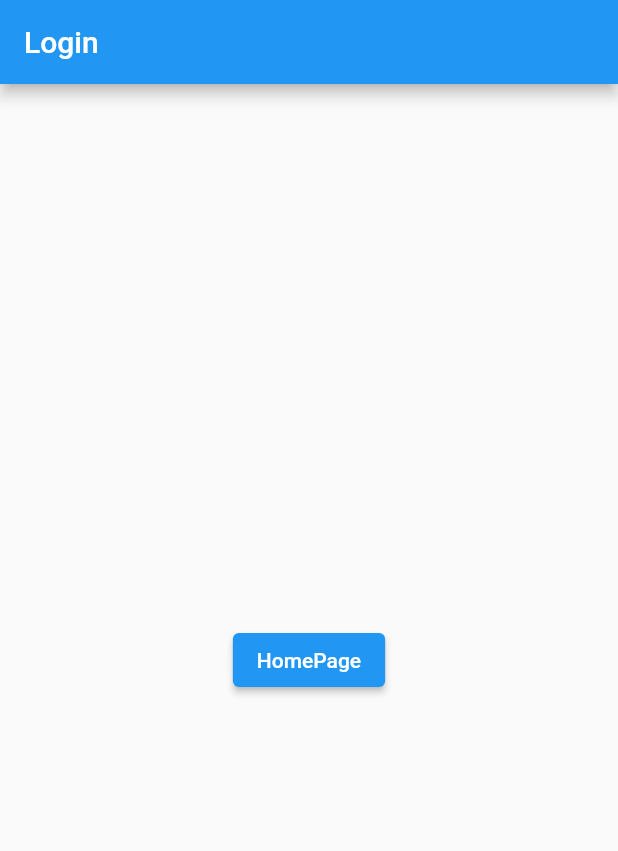
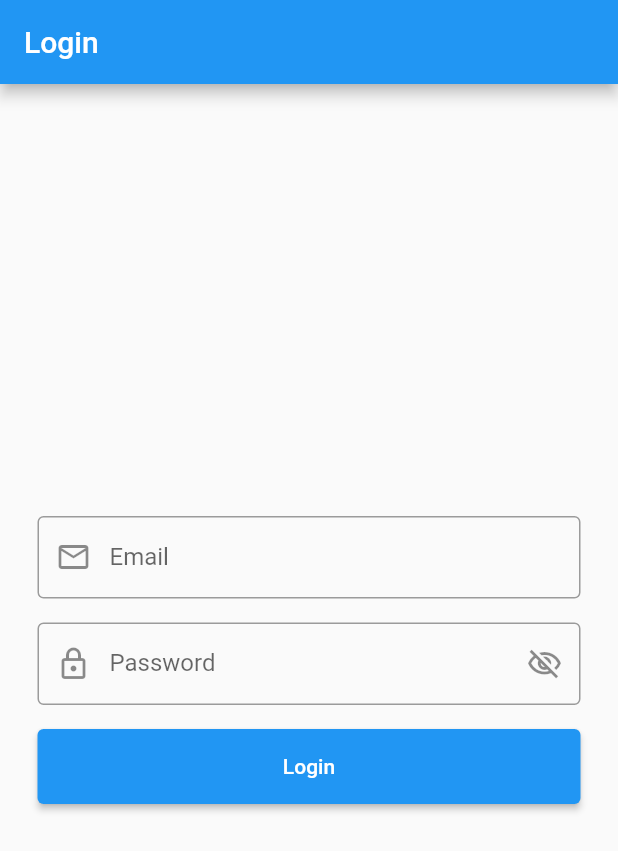
Before and after one commit to hafizflow/mvvm, a Flutter app: the screen it shows after launch, on a phone screen of 412 x 824 dp. Shown: the top 851 px of the screen. Run offline on Flutter 3.47's test engine with Material 3 defaults, Android fonts, the phone set to English and light mode, and no system bars; our stand-ins replace another_flushbar, fluttertoast.

```diff
--- /dev/null
+++ b/lib/resorces/components/custom_elevated_button.dart
@@ -0,0 +1,34 @@
+import 'package:flutter/material.dart';
+
+class CustomElevatedButton extends StatelessWidget {
+  final String title;
+  final bool loading;
+  final VoidCallback onPressed;
+  const CustomElevatedButton({
+    super.key,
+    required this.title,
+    required this.loading,
+    required this.onPressed,
+  });
+
+  @override
+  Widget build(BuildContext context) {
+    return SizedBox(
+      width: double.infinity,
+      height: 50,
+      child: ElevatedButton(
+        onPressed: onPressed,
+        child: loading
+            ? const SizedBox(
+                height: 20,
+                width: 20,
+                child: CircularProgressIndicator(
+                  color: Colors.white,
+                  strokeWidth: 3,
+                ),
+              )
+            : Text(title),
+      ),
+    );
+  }
+}
--- /dev/null
+++ b/lib/resorces/components/custom_text_field.dart
@@ -0,0 +1,47 @@
+import 'package:flutter/material.dart';
+
+class CustomTextField extends StatelessWidget {
+  final TextEditingController controller;
+  final String hintText;
+  final String label;
+  final IconData prefixIcon;
+  final IconData? suffixIcon;
+  final bool? obscureText;
+  final TextInputAction textInputAction;
+  final VoidCallback? onSuffixIconTap;
+
+  const CustomTextField({
+    super.key,
+    required this.controller,
+    required this.hintText,
+    required this.label,
+    required this.prefixIcon,
+    this.suffixIcon,
+    this.obscureText,
+    required this.textInputAction,
+    this.onSuffixIconTap,
+  });
+
+  @override
+  Widget build(BuildContext context) {
+    return SizedBox(
+      width: double.infinity,
+      height: 55,
+      child: TextFormField(
+        controller: controller,
+        obscureText: obscureText ?? false,
+        textInputAction: TextInputAction.done,
+        decoration: InputDecoration(
+          prefixIcon: Icon(prefixIcon),
+          suffixIcon: InkWell(
+            onTap: onSuffixIconTap,
+            child: Icon(suffixIcon),
+          ),
+          hintText: hintText,
+          label: Text(label),
+          border: const OutlineInputBorder(),
+        ),
+      ),
+    );
+  }
+}
--- a/lib/view/login_screen.dart
+++ b/lib/view/login_screen.dart
@@ -1,9 +1,20 @@
 import 'package:flutter/material.dart';
-import 'package:mvvm/utils/routes/routes_name.dart';
-import 'package:mvvm/utils/utils.dart';
+import 'package:mvvm/resorces/components/custom_elevated_button.dart';
 
-class LoginScreen extends StatelessWidget {
+import '../resorces/components/custom_text_field.dart';
+
+class LoginScreen extends StatefulWidget {
   const LoginScreen({super.key});
+
+  @override
+  State<LoginScreen> createState() => _LoginScreenState();
+}
+
+class _LoginScreenState extends State<LoginScreen> {
+  final TextEditingController _passwordController = TextEditingController();
+  final TextEditingController _emailController = TextEditingController();
+
+  ValueNotifier<bool> obscure = ValueNotifier<bool>(true);
 
   @override
   Widget build(BuildContext context) {
@@ -11,15 +22,45 @@ class LoginScreen extends StatelessWidget {
       appBar: AppBar(
         title: const Text('Login'),
       ),
-      body: Center(
-        child: ElevatedButton(
-          child: const Text('HomePage'),
-          onPressed: () {
-            // Navigator.pushNamed(context, RoutesName.home);
-            // Utils.toastMessage('No Internet Connection');
-            // Utils.snackBar('No internet connection', context);
-            // Utils.flushBar('No internet connection', context);
-          },
+      body: Padding(
+        padding: const EdgeInsets.all(25.0),
+        child: Column(
+          mainAxisAlignment: MainAxisAlignment.center,
+          children: [
+            CustomTextField(
+              controller: _passwordController,
+              hintText: "Email",
+              label: "Email",
+              prefixIcon: Icons.email_outlined,
+              textInputAction: TextInputAction.next,
+            ),
+            const SizedBox(height: 16),
+            ValueListenableBuilder(
+              builder: (context, value, _) {
+                return CustomTextField(
+                  controller: _emailController,
+                  hintText: "Password",
+                  label: "Password",
+                  prefixIcon: Icons.lock_outlined,
+                  suffixIcon: value
+                      ? Icons.visibility_off_outlined
+                      : Icons.visibility_outlined,
+                  textInputAction: TextInputAction.next,
+                  obscureText: value,
+                  onSuffixIconTap: () {
+                    obscure.value = !obscure.value;
+                  },
+                );
+              },
+              valueListenable: obscure,
+            ),
+            const SizedBox(height: 16),
+            CustomElevatedButton(
+              title: 'Login',
+              loading: false,
+              onPressed: () {},
+            )
+          ],
         ),
       ),
     );
```
Also changed, not shown: 1 other file.
